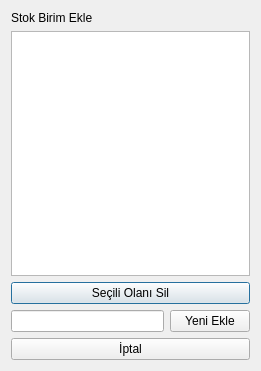
This is stok/yenistokbirimekledialog.ui in CMLDMR/Ressor as Qt 5 draws it before an edit. The edited form follows.
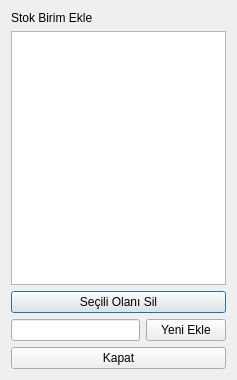
This is the edited form.

Commit message: Güncellendi.

The edit to the form file:
```diff
--- a/stok/yenistokbirimekledialog.ui
+++ b/stok/yenistokbirimekledialog.ui
@@ -6,10 +6,16 @@
    <rect>
     <x>0</x>
     <y>0</y>
-    <width>261</width>
-    <height>371</height>
+    <width>237</width>
+    <height>380</height>
    </rect>
   </property>
+  <property name="maximumSize">
+   <size>
+    <width>237</width>
+    <height>16777215</height>
+   </size>
+  </property>
   <property name="windowTitle">
    <string>Stok Birim Yöneticisi</string>
   </property>
@@ -58,7 +64,7 @@
    <item>
     <widget class="QPushButton" name="pushButton_2">
      <property name="text">
-      <string>İptal</string>
+      <string>Kapat</string>
      </property>
     </widget>
    </item>
```
The commit also changes 1 other file.
